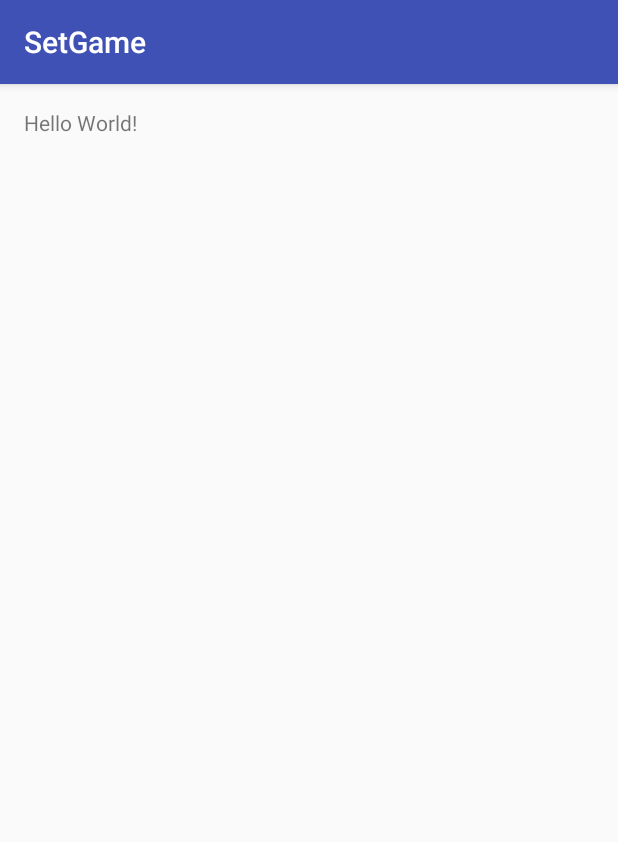
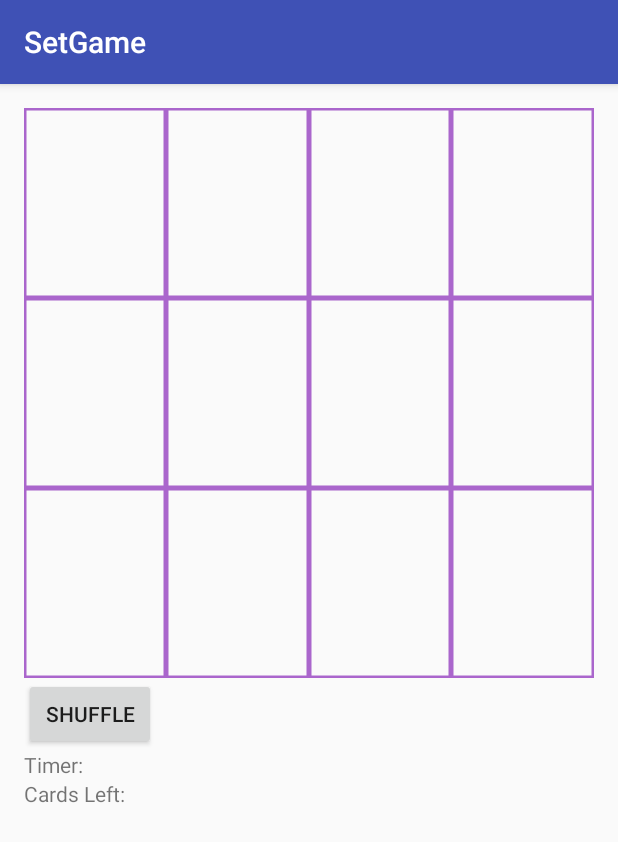
Before and after one commit to jgrace03/setGame, an Android app: the screen it shows after launch (MainActivity), on a phone screen of 412 x 824 dp. Shown: the top 842 px of the screen. Run offline under Robolectric (Android 15) with nearby library versions, the phone set to English and light mode, and no system bars.

Commit message:
added game view

```diff
--- a/app/src/main/AndroidManifest.xml
+++ b/app/src/main/AndroidManifest.xml
@@ -16,6 +16,7 @@
             </intent-filter>
         </activity>
         <activity android:name="hu.ait.setgame.Splash"></activity>
+        <activity android:name="hu.ait.setgame.ScoreBoard"></activity>
     </application>
 
 </manifest>
--- a/app/src/main/java/hu/ait/setgame/MainActivity.java
+++ b/app/src/main/java/hu/ait/setgame/MainActivity.java
@@ -10,6 +10,8 @@ import android.view.View;
 import android.widget.Button;
 import android.widget.EditText;
 
+import hu.ait.setgame.view.GameView;
+
 public class MainActivity extends AppCompatActivity {
 
     @Override
@@ -20,10 +22,15 @@ public class MainActivity extends AppCompatActivity {
         super.onCreate(savedInstanceState);
         setContentView(R.layout.activity_main);
 
+        final GameView gameView = (GameView) findViewById(R.id.gameView);
+
         showStartGameDialog();
     }
 
-    public void openScoreBoard(){}
+    public void openScoreBoard(){
+        Intent intent = new Intent(this, ScoreBoard.class);
+        startActivity(intent);
+    }
 
     public void showUserNameDialog() {
         final AlertDialog.Builder builder = new AlertDialog.Builder(this);
@@ -46,8 +53,8 @@ public class MainActivity extends AppCompatActivity {
     }
 
     public void showSplash() {
-        Intent intentStartEdit = new Intent(this, Splash.class);
-        startActivity(intentStartEdit);
+        Intent intent = new Intent(this, Splash.class);
+        startActivity(intent);
     }
 
     public void showStartGameDialog() {
@@ -73,6 +80,7 @@ public class MainActivity extends AppCompatActivity {
         btnViewScores.setOnClickListener(new View.OnClickListener() {
             @Override
             public void onClick(View v) {
+                alertDialog.dismiss();
                 openScoreBoard();
             }
         });
--- a/app/src/main/java/hu/ait/setgame/ScoreBoard.java
+++ b/app/src/main/java/hu/ait/setgame/ScoreBoard.java
@@ -1,4 +1,6 @@
 package hu.ait.setgame;
 
-public class ScoreBoard {
+import android.support.v7.app.AppCompatActivity;
+
+public class ScoreBoard extends AppCompatActivity {
 }
--- /dev/null
+++ b/app/src/main/java/hu/ait/setgame/model/GameModel.java
@@ -0,0 +1,5 @@
+package hu.ait.setgame.model;
+
+
+public class GameModel {
+}
--- /dev/null
+++ b/app/src/main/java/hu/ait/setgame/view/GameView.java
@@ -0,0 +1,81 @@
+package hu.ait.setgame.view;
+
+
+import android.content.Context;
+import android.graphics.Bitmap;
+import android.graphics.Canvas;
+import android.graphics.Color;
+import android.graphics.Paint;
+import android.graphics.drawable.ColorDrawable;
+import android.util.AttributeSet;
+import android.view.View;
+import hu.ait.setgame.R;
+
+import static android.R.color.holo_purple;
+
+public class GameView extends View {
+
+    private Paint paintLine;
+
+    public GameView(Context context, AttributeSet attrs) {
+        super(context, attrs);
+
+        paintLine = new Paint();
+        paintLine.setColor(getResources().getColor(holo_purple));
+        paintLine.setStyle(Paint.Style.STROKE);
+        paintLine.setStrokeWidth(5);
+
+    }
+
+    @Override
+    protected void onSizeChanged(int w, int h, int oldw, int oldh) {
+        super.onSizeChanged(w, h, oldw, oldh);
+
+    }
+
+    @Override
+    protected void onMeasure(int widthMeasureSpec, int heightMeasureSpec) {
+        int w = MeasureSpec.getSize(widthMeasureSpec);
+        int h = MeasureSpec.getSize(heightMeasureSpec);
+        int d = w == 0 ? h : h == 0 ? w : w < h ? w : h;
+        setMeasuredDimension(d, d);
+    }
+
+    @Override
+    protected void onDraw(Canvas canvas) {
+        super.onDraw(canvas);
+
+        //canvas.drawRect(0, 0, getWidth(), getHeight(), paintBg);
+
+        /*canvas.drawBitmap(
+                bitmapBg,
+                0, 0, null);*/
+
+        //canvas.drawText("6", 0, getHeight()/3, paintText);
+
+        drawGameGrid(canvas);
+
+        //drawPlayers(canvas);
+    }
+
+
+    private void drawGameGrid(Canvas canvas) {
+        // border
+        canvas.drawRect(0, 0, getWidth(), getHeight(), paintLine);
+        // two horizontal lines
+        canvas.drawLine(0, getHeight() / 3, getWidth(), getHeight() / 3,
+                paintLine);
+        canvas.drawLine(0, 2 * getHeight() / 3, getWidth(),
+                2 * getHeight() / 3, paintLine);
+
+
+        // two vertical lines
+        canvas.drawLine(getWidth() / 4, 0, getWidth() / 4, getHeight(),
+                paintLine);
+        canvas.drawLine(2 * getWidth() / 4, 0, 2 * getWidth() / 4, getHeight(),
+                paintLine);
+        canvas.drawLine(3 * getWidth() / 4, 0, 3 * getWidth() / 4, getHeight(),
+                paintLine);
+
+    }
+}
--- a/app/src/main/res/layout/activity_main.xml
+++ b/app/src/main/res/layout/activity_main.xml
@@ -10,8 +10,28 @@
     android:paddingTop="@dimen/activity_vertical_margin"
     tools:context="hu.ait.setgame.MainActivity">
 
-    <TextView
+    <hu.ait.setgame.view.GameView
+        android:id="@+id/gameView"
+        android:layout_width="match_parent"
+        android:layout_height="match_parent" />
+
+    <Button
+        android:layout_below="@+id/gameView"
+        android:id="@+id/shuffle"
         android:layout_width="wrap_content"
         android:layout_height="wrap_content"
-        android:text="Hello World!" />
+        android:text="SHUFFLE"/>
+
+    <TextView
+        android:layout_below="@+id/shuffle"
+        android:id="@+id/timer"
+        android:layout_width="wrap_content"
+        android:layout_height="wrap_content"
+        android:text="Timer: "/>
+
+    <TextView
+        android:layout_below="@+id/timer"
+        android:layout_width="wrap_content"
+        android:layout_height="wrap_content"
+        android:text="Cards Left: "/>
 </RelativeLayout>
```
